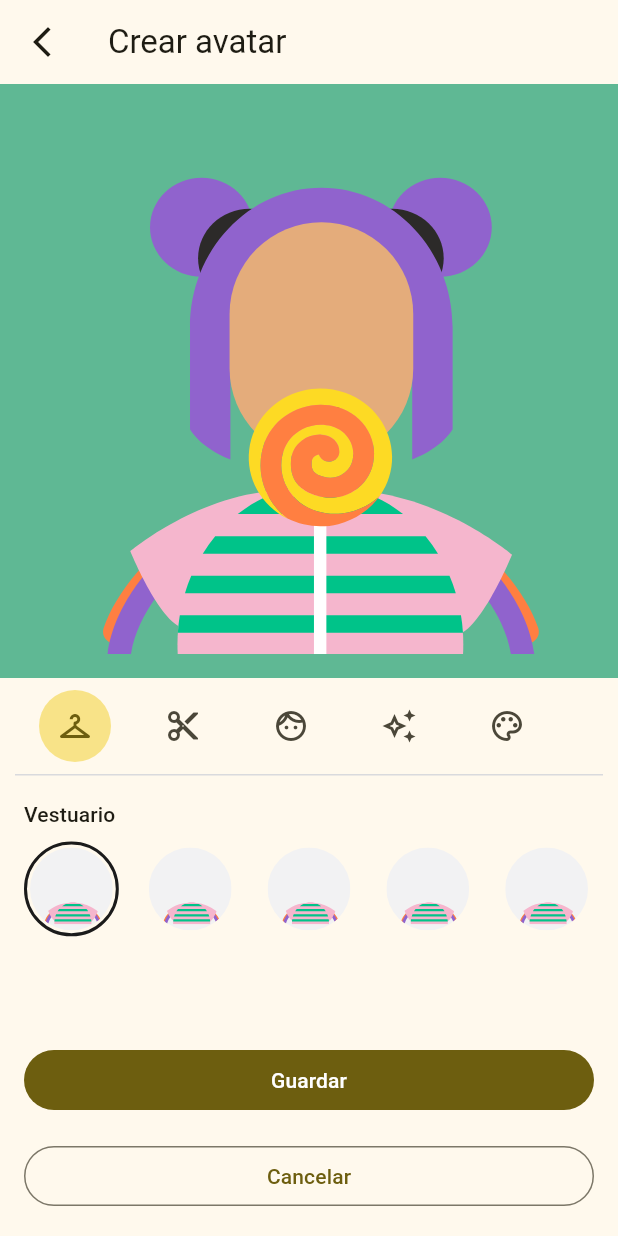
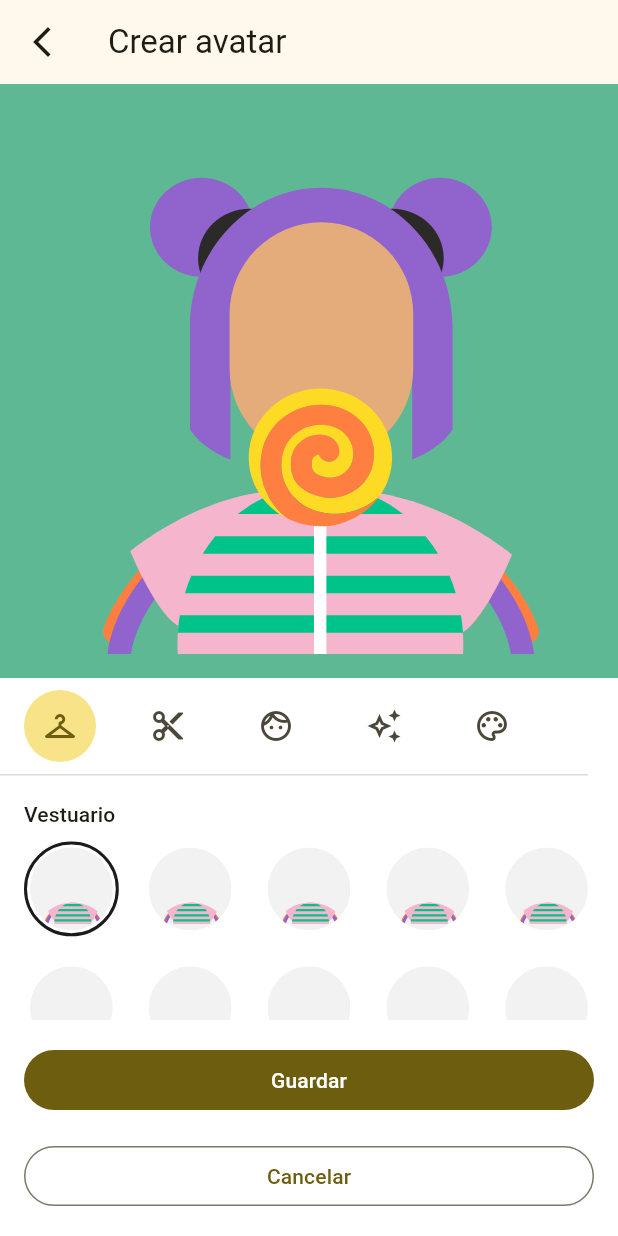
Before and after one commit to dacolora/avatar_flutter, a Flutter app: the AvatarCreatorScreen screen opened directly, on a phone screen of 412 x 824 dp. Run offline on Flutter 3.47's test engine with Material 3 defaults, Android fonts, the phone set to English and light mode, and no system bars; our stand-ins replace equatable, flutter_svg.

Commit message:
Make body a single scroll (no Expanded), white background, catalog x10
Same fix as the production branch: the previous bottomNavigationBar
change wasn't enough on real iOS Safari — the body's Expanded child
could still be squeezed near 0px by the fixed preview+tabs above it on
short viewports. Removing Expanded and using one SingleChildScrollView
for the whole body guarantees the options are always reachable by
scrolling. Also sets an explicit white scaffoldBackgroundColor (the
Material-seeded theme was producing a cream/yellow tint instead of the
spec's neutral background) and bumps the placeholder catalog to 10
repeated options per layer category.

```diff
--- a/example/lib/main.dart
+++ b/example/lib/main.dart
@@ -20,7 +20,11 @@ class AvatarFlutterExampleApp extends StatelessWidget {
   Widget build(BuildContext context) {
     return MaterialApp(
       title: 'Avatar Flutter — Ejemplo',
-      theme: ThemeData(colorSchemeSeed: const Color(0xFFF3D53C), useMaterial3: true),
+      theme: ThemeData(
+        colorSchemeSeed: const Color(0xFFF3D53C),
+        useMaterial3: true,
+        scaffoldBackgroundColor: Colors.white,
+      ),
       home: const ProfileScreen(),
     );
   }
--- a/lib/src/avatar_creator_screen.dart
+++ b/lib/src/avatar_creator_screen.dart
@@ -101,22 +101,20 @@ class _AvatarCreatorScreenState extends State<AvatarCreatorScreen> {
                 onPressed: _handleCancel,
               ),
             ),
-            // El footer vive en `bottomNavigationBar` (no como último hijo de
-            // un Column con Expanded) a propósito: en Safari/iOS, un Column
-            // de alto completo cuyo Expanded depende de la altura del body
-            // de un Scaffold puede colapsar a 0px cuando la barra de
-            // direcciones se expande/colapsa dinámicamente. Dejar que el
-            // propio Scaffold reparta el espacio entre body y
-            // bottomNavigationBar evita ese colapso.
-            body: Column(
+            // Todo el body vive en un único scroll, sin `Expanded`: en
+            // pantallas cortas (Safari/iOS con barra de direcciones visible),
+            // un `Expanded` que depende de la altura del body de un Scaffold
+            // puede colapsar a 0px y esconder el contenido por completo. Con
+            // un solo `SingleChildScrollView` el usuario siempre puede llegar
+            // a las opciones haciendo scroll, sin importar el alto real
+            // disponible.
+            backgroundColor: Colors.white,
+            body: SingleChildScrollView(
+              child: Column(
+                crossAxisAlignment: CrossAxisAlignment.start,
                 children: [
                   const AvatarPreview(),
                   const AvatarCategoryTabs(),
-                Expanded(
-                  child: SingleChildScrollView(
-                    child: Column(
-                      crossAxisAlignment: CrossAxisAlignment.start,
-                      children: [
                   AvatarSectionLabel(label: activeCategory.label),
                   if (activeCategory.kind == AvatarCategoryKind.colorRow)
                     AvatarOptionRow(
@@ -139,9 +137,6 @@ class _AvatarCreatorScreenState extends State<AvatarCreatorScreen> {
                   const SizedBox(height: 24),
                 ],
               ),
-                  ),
-                ),
-              ],
             ),
             bottomNavigationBar: SafeArea(
               top: false,
--- a/lib/src/data/avatar_catalog.dart
+++ b/lib/src/data/avatar_catalog.dart
@@ -67,7 +67,7 @@ AvatarLayerCategory _placeholderLayerCategory({
   required String label,
   required IconData icon,
   required String assetPath,
-  int optionCount = 5,
+  int optionCount = 10,
 }) {
   return AvatarLayerCategory(
     id: id,
```
Also changed, not shown: example/pubspec.lock (added). Lines whose indentation alone changed are shown as unchanged.
